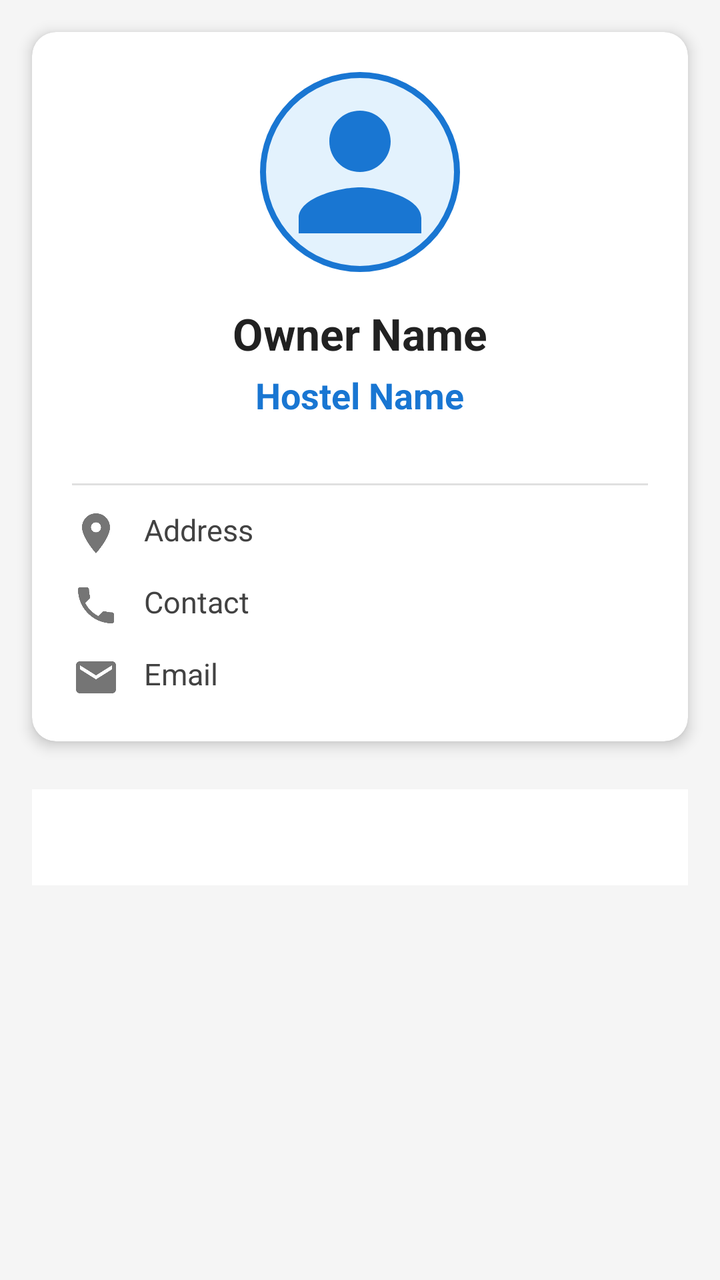
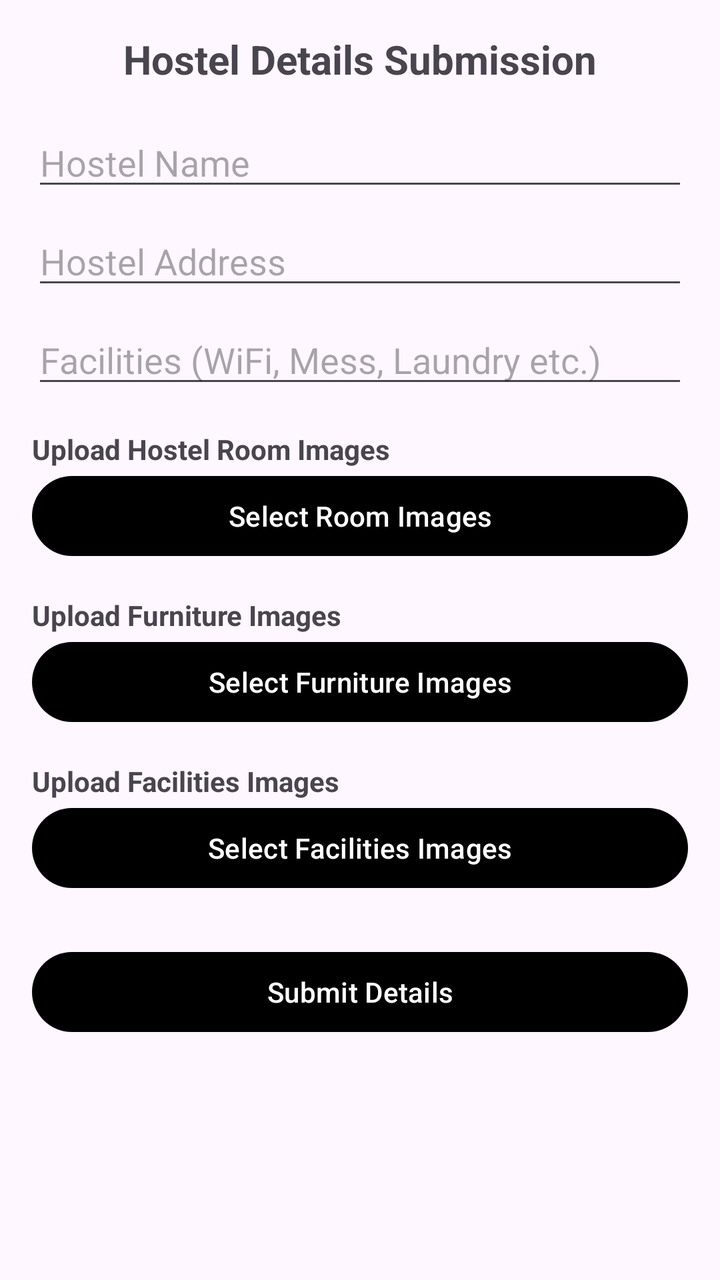

Before-and-after screenshots of an Android layout around one commit, followed by the original layout XML and the change that was made.
<!-- AndroidManifest.xml: application theme Theme.Hostello -->
<!-- res/layout/activity_owner_document_submission.xml -->
<?xml version="1.0" encoding="utf-8"?>
<ScrollView xmlns:android="http://schemas.android.com/apk/res/android"
    xmlns:app="http://schemas.android.com/apk/res-auto"
    android:layout_width="match_parent"
    android:layout_height="match_parent"
    android:background="#F5F5F5">

    <LinearLayout
        android:layout_width="match_parent"
        android:layout_height="wrap_content"
        android:orientation="vertical">

        
        <androidx.cardview.widget.CardView
            android:layout_width="match_parent"
            android:layout_height="wrap_content"
            android:layout_margin="16dp"
            app:cardCornerRadius="12dp"
            app:cardElevation="4dp">

            <LinearLayout
                android:layout_width="match_parent"
                android:layout_height="wrap_content"
                android:orientation="vertical"
                android:padding="20dp">

                
                <ImageView
                    android:id="@+id/ownerProfileImg"
                    android:layout_width="100dp"
                    android:layout_height="100dp"
                    android:layout_gravity="center_horizontal"
                    android:layout_marginBottom="16dp"
                    android:background="@drawable/circle_background"
                    android:contentDescription="Owner Profile"
                    android:padding="4dp"
                    android:scaleType="centerCrop"
                    android:src="@drawable/ic_personal" />

                
                <TextView
                    android:id="@+id/ownerNameTxt"
                    android:layout_width="wrap_content"
                    android:layout_height="wrap_content"
                    android:layout_gravity="center_horizontal"
                    android:layout_marginBottom="4dp"
                    android:text="Owner Name"
                    android:textColor="#212121"
                    android:textSize="22sp"
                    android:textStyle="bold" />

                
                <TextView
                    android:id="@+id/hostelNameTxt"
                    android:layout_width="wrap_content"
                    android:layout_height="wrap_content"
                    android:layout_gravity="center_horizontal"
                    android:layout_marginBottom="20dp"
                    android:text="Hostel Name"
                    android:textColor="#1976D2"
                    android:textSize="18sp"
                    android:textStyle="bold" />

                
                <View
                    android:layout_width="match_parent"
                    android:layout_height="1dp"
                    android:layout_marginVertical="12dp"
                    android:background="#E0E0E0" />

                
                <LinearLayout
                    android:layout_width="match_parent"
                    android:layout_height="wrap_content"
                    android:layout_marginBottom="12dp"
                    android:orientation="horizontal">

                    <ImageView
                        android:layout_width="24dp"
                        android:layout_height="24dp"
                        android:layout_marginEnd="12dp"
                        android:contentDescription="Address Icon"
                        android:src="@drawable/ic_location"
                        app:tint="#757575" />

                    <TextView
                        android:id="@+id/hostelAddressTxt"
                        android:layout_width="0dp"
                        android:layout_height="wrap_content"
                        android:layout_weight="1"
                        android:text="Address"
                        android:textColor="#424242"
                        android:textSize="15sp" />
                </LinearLayout>

                
                <LinearLayout
                    android:layout_width="match_parent"
                    android:layout_height="wrap_content"
                    android:layout_marginBottom="12dp"
                    android:orientation="horizontal">

                    <ImageView
                        android:layout_width="24dp"
                        android:layout_height="24dp"
                        android:layout_marginEnd="12dp"
                        android:contentDescription="Phone Icon"
                        android:src="@drawable/ic_phone"
                        app:tint="#757575" />

                    <TextView
                        android:id="@+id/contactTxt"
                        android:layout_width="0dp"
                        android:layout_height="wrap_content"
                        android:layout_weight="1"
                        android:text="Contact"
                        android:textColor="#424242"
                        android:textSize="15sp" />
                </LinearLayout>

                
                <LinearLayout
                    android:layout_width="match_parent"
                    android:layout_height="wrap_content"
                    android:orientation="horizontal">

                    <ImageView
                        android:layout_width="24dp"
                        android:layout_height="24dp"
                        android:layout_marginEnd="12dp"
                        android:contentDescription="Email Icon"
                        android:src="@drawable/ic_email"
                        app:tint="#757575" />

                    <TextView
                        android:id="@+id/emailTxt"
                        android:layout_width="0dp"
                        android:layout_height="wrap_content"
                        android:layout_weight="1"
                        android:text="Email"
                        android:textColor="#424242"
                        android:textSize="15sp" />
                </LinearLayout>

            </LinearLayout>
        </androidx.cardview.widget.CardView>

        
        <com.google.android.material.tabs.TabLayout
            android:id="@+id/tabLayout"
            android:layout_width="match_parent"
            android:layout_height="wrap_content"
            android:layout_marginHorizontal="16dp"
            android:layout_marginTop="8dp"
            android:background="@android:color/white"
            app:tabIndicatorColor="#1976D2"
            app:tabSelectedTextColor="#1976D2"
            app:tabTextColor="#757575"
            app:tabMode="fixed"
            app:tabGravity="fill" />

        
        <androidx.recyclerview.widget.RecyclerView
            android:id="@+id/imagesRecyclerView"
            android:layout_width="match_parent"
            android:layout_height="wrap_content"
            android:layout_margin="16dp"
            android:clipToPadding="false"
            android:nestedScrollingEnabled="false" />

    </LinearLayout>
</ScrollView>
<!-- resources referenced by this layout -->
<resources>
  <!-- drawable circle_background (drawable) -->
  <?xml version="1.0" encoding="utf-8"?>
  <shape xmlns:android="http://schemas.android.com/apk/res/android"
      android:shape="oval">
      <solid android:color="#E3F2FD" />
      <stroke
          android:width="3dp"
          android:color="#1976D2" />
  </shape>
  <!-- drawable ic_email (drawable) -->
  <vector xmlns:android="http://schemas.android.com/apk/res/android"
      android:width="24dp"
      android:height="24dp"
      android:viewportWidth="24"
      android:viewportHeight="24">
      <path
          android:fillColor="#757575"
          android:pathData="M20,4L4,4c-1.1,0 -1.99,0.9 -1.99,2L2,18c0,1.1 0.9,2 2,2h16c1.1,0 2,-0.9 2,-2L22,6c0,-1.1 -0.9,-2 -2,-2zM20,8l-8,5 -8,-5L4,6l8,5 8,-5v2z"/>
  </vector>
  <!-- drawable ic_location (drawable) -->
  <vector xmlns:android="http://schemas.android.com/apk/res/android"
      android:width="24dp"
      android:height="24dp"
      android:viewportWidth="24"
      android:viewportHeight="24">
      <path
          android:fillColor="#757575"
          android:pathData="M12,2C8.13,2 5,5.13 5,9c0,5.25 7,13 7,13s7,-7.75 7,-13c0,-3.87 -3.13,-7 -7,-7zM12,11.5c-1.38,0 -2.5,-1.12 -2.5,-2.5s1.12,-2.5 2.5,-2.5 2.5,1.12 2.5,2.5 -1.12,2.5 -2.5,2.5z"/>
  </vector>
  <!-- drawable ic_personal (drawable) -->
  <vector xmlns:android="http://schemas.android.com/apk/res/android"
      android:width="24dp"
      android:height="24dp"
      android:viewportWidth="24"
      android:viewportHeight="24">
      <path
          android:fillColor="#1976D2"
          android:pathData="M12,12c2.21,0 4,-1.79 4,-4s-1.79,-4 -4,-4 -4,1.79 -4,4 1.79,4 4,4zM12,14c-2.67,0 -8,1.34 -8,4v2h16v-2c0,-2.66 -5.33,-4 -8,-4z"/>
  </vector>
  <!-- drawable ic_phone (drawable) -->
  <vector xmlns:android="http://schemas.android.com/apk/res/android"
      android:width="24dp"
      android:height="24dp"
      android:viewportWidth="24"
      android:viewportHeight="24">
      <path
          android:fillColor="#757575"
          android:pathData="M6.62,10.79c1.44,2.83 3.76,5.14 6.59,6.59l2.2,-2.2c0.27,-0.27 0.67,-0.36 1.02,-0.24 1.12,0.37 2.33,0.57 3.57,0.57 0.55,0 1,0.45 1,1V20c0,0.55 -0.45,1 -1,1 -9.39,0 -17,-7.61 -17,-17 0,-0.55 0.45,-1 1,-1h3.5c0.55,0 1,0.45 1,1 0,1.25 0.2,2.45 0.57,3.57 0.11,0.35 0.03,0.74 -0.25,1.02l-2.2,2.2z"/>
  </vector>
  <style name="Theme.Hostello" parent="Base.Theme.Hostello" />
  <style name="Base.Theme.Hostello" parent="Theme.Material3.DayNight.NoActionBar">
          <item name="colorPrimary">@color/black</item>
      </style>
  <color name="black">#FF000000</color>
</resources>

<!-- the commit's change to res/layout/activity_owner_document_submission.xml (unified diff, before → after) -->
@@ -1,172 +1,96 @@
 <?xml version="1.0" encoding="utf-8"?>
 <ScrollView xmlns:android="http://schemas.android.com/apk/res/android"
-    xmlns:app="http://schemas.android.com/apk/res-auto"
     android:layout_width="match_parent"
     android:layout_height="match_parent"
-    android:background="#F5F5F5">
+    android:fillViewport="true">
 
     <LinearLayout
         android:layout_width="match_parent"
         android:layout_height="wrap_content"
-        android:orientation="vertical">
+        android:orientation="vertical"
+        android:padding="16dp">
+
+        <TextView
+            android:text="Hostel Details Submission"
+            android:textSize="20sp"
+            android:textStyle="bold"
+            android:gravity="center"
+            android:layout_width="match_parent"
+            android:layout_height="wrap_content"
+            android:paddingBottom="16dp"/>
 
         
-        <androidx.cardview.widget.CardView
+        <EditText
+            android:id="@+id/etHostelName"
+            android:hint="Hostel Name"
+            android:layout_width="match_parent"
+            android:layout_height="wrap_content"/>
+
+        
+        <EditText
+            android:id="@+id/etHostelAddress"
+            android:hint="Hostel Address"
             android:layout_width="match_parent"
             android:layout_height="wrap_content"
-            android:layout_margin="16dp"
-            app:cardCornerRadius="12dp"
-            app:cardElevation="4dp">
-
-            <LinearLayout
-                android:layout_width="match_parent"
-                android:layout_height="wrap_content"
-                android:orientation="vertical"
-                android:padding="20dp">
-
-                
-                <ImageView
-                    android:id="@+id/ownerProfileImg"
-                    android:layout_width="100dp"
-                    android:layout_height="100dp"
-                    android:layout_gravity="center_horizontal"
-                    android:layout_marginBottom="16dp"
-                    android:background="@drawable/circle_background"
-                    android:contentDescription="Owner Profile"
-                    android:padding="4dp"
-                    android:scaleType="centerCrop"
-                    android:src="@drawable/ic_personal" />
-
-                
-                <TextView
-                    android:id="@+id/ownerNameTxt"
-                    android:layout_width="wrap_content"
-                    android:layout_height="wrap_content"
-                    android:layout_gravity="center_horizontal"
-                    android:layout_marginBottom="4dp"
-                    android:text="Owner Name"
-                    android:textColor="#212121"
-                    android:textSize="22sp"
-                    android:textStyle="bold" />
-
-                
-                <TextView
-                    android:id="@+id/hostelNameTxt"
-                    android:layout_width="wrap_content"
-                    android:layout_height="wrap_content"
-                    android:layout_gravity="center_horizontal"
-                    android:layout_marginBottom="20dp"
-                    android:text="Hostel Name"
-                    android:textColor="#1976D2"
-                    android:textSize="18sp"
-                    android:textStyle="bold" />
-
-                
-                <View
-                    android:layout_width="match_parent"
-                    android:layout_height="1dp"
-                    android:layout_marginVertical="12dp"
-                    android:background="#E0E0E0" />
-
-                
-                <LinearLayout
-                    android:layout_width="match_parent"
-                    android:layout_height="wrap_content"
-                    android:layout_marginBottom="12dp"
-                    android:orientation="horizontal">
-
-                    <ImageView
-                        android:layout_width="24dp"
-                        android:layout_height="24dp"
-                        android:layout_marginEnd="12dp"
-                        android:contentDescription="Address Icon"
-                        android:src="@drawable/ic_location"
-                        app:tint="#757575" />
-
-                    <TextView
-                        android:id="@+id/hostelAddressTxt"
-                        android:layout_width="0dp"
-                        android:layout_height="wrap_content"
-                        android:layout_weight="1"
-                        android:text="Address"
-                        android:textColor="#424242"
-                        android:textSize="15sp" />
-                </LinearLayout>
-
-                
-                <LinearLayout
-                    android:layout_width="match_parent"
-                    android:layout_height="wrap_content"
-                    android:layout_marginBottom="12dp"
-                    android:orientation="horizontal">
-
-                    <ImageView
-                        android:layout_width="24dp"
-                        android:layout_height="24dp"
-                        android:layout_marginEnd="12dp"
-                        android:contentDescription="Phone Icon"
-                        android:src="@drawable/ic_phone"
-                        app:tint="#757575" />
-
-                    <TextView
-                        android:id="@+id/contactTxt"
-                        android:layout_width="0dp"
-                        android:layout_height="wrap_content"
-                        android:layout_weight="1"
-                        android:text="Contact"
-                        android:textColor="#424242"
-                        android:textSize="15sp" />
-                </LinearLayout>
-
-                
-                <LinearLayout
-                    android:layout_width="match_parent"
-                    android:layout_height="wrap_content"
-                    android:orientation="horizontal">
-
-                    <ImageView
-                        android:layout_width="24dp"
-                        android:layout_height="24dp"
-                        android:layout_marginEnd="12dp"
-                        android:contentDescription="Email Icon"
-                        android:src="@drawable/ic_email"
-                        app:tint="#757575" />
-
-                    <TextView
-                        android:id="@+id/emailTxt"
-                        android:layout_width="0dp"
-                        android:layout_height="wrap_content"
-                        android:layout_weight="1"
-                        android:text="Email"
-                        android:textColor="#424242"
-                        android:textSize="15sp" />
-                </LinearLayout>
-
-            </LinearLayout>
-        </androidx.cardview.widget.CardView>
+            android:layout_marginTop="8dp"/>
 
         
-        <com.google.android.material.tabs.TabLayout
-            android:id="@+id/tabLayout"
+        <EditText
+            android:id="@+id/etFacilities"
+            android:hint="Facilities (WiFi, Mess, Laundry etc.)"
             android:layout_width="match_parent"
             android:layout_height="wrap_content"
-            android:layout_marginHorizontal="16dp"
-            android:layout_marginTop="8dp"
-            android:background="@android:color/white"
-            app:tabIndicatorColor="#1976D2"
-            app:tabSelectedTextColor="#1976D2"
-            app:tabTextColor="#757575"
-            app:tabMode="fixed"
-            app:tabGravity="fill" />
+            android:layout_marginTop="8dp"/>
 
         
-        <androidx.recyclerview.widget.RecyclerView
-            android:id="@+id/imagesRecyclerView"
+        <TextView
+            android:text="Upload Hostel Room Images"
+            android:textStyle="bold"
+            android:layout_marginTop="16dp"
+            android:layout_width="wrap_content"
+            android:layout_height="wrap_content"/>
+
+        <Button
+            android:id="@+id/btnRoomImages"
+            android:text="Select Room Images"
             android:layout_width="match_parent"
-            android:layout_height="wrap_content"
-            android:layout_margin="16dp"
-            android:clipToPadding="false"
-            android:nestedScrollingEnabled="false" />
+            android:layout_height="wrap_content"/>
+
+        
+        <TextView
+            android:text="Upload Furniture Images"
+            android:textStyle="bold"
+            android:layout_marginTop="16dp"
+            android:layout_width="wrap_content"
+            android:layout_height="wrap_content"/>
+
+        <Button
+            android:id="@+id/btnFurnitureImages"
+            android:text="Select Furniture Images"
+            android:layout_width="match_parent"
+            android:layout_height="wrap_content"/>
+
+        
+        <TextView
+            android:text="Upload Facilities Images"
+            android:textStyle="bold"
+            android:layout_marginTop="16dp"
+            android:layout_width="wrap_content"
+            android:layout_height="wrap_content"/>
+
+        <Button
+            android:id="@+id/btnFacilityImages"
+            android:text="Select Facilities Images"
+            android:layout_width="match_parent"
+            android:layout_height="wrap_content"/>
+
+        
+        <Button
+            android:id="@+id/btnSubmit"
+            android:text="Submit Details"
+            android:layout_marginTop="24dp"
+            android:layout_width="match_parent"
+            android:layout_height="wrap_content"/>
 
     </LinearLayout>
 </ScrollView>
<!-- resource entries referenced after the edit -->
@@ -1,54 +1,5 @@
 <!-- resources referenced by this layout -->
 <resources>
-  <!-- drawable circle_background (drawable) -->
-  <?xml version="1.0" encoding="utf-8"?>
-  <shape xmlns:android="http://schemas.android.com/apk/res/android"
-      android:shape="oval">
-      <solid android:color="#E3F2FD" />
-      <stroke
-          android:width="3dp"
-          android:color="#1976D2" />
-  </shape>
-  <!-- drawable ic_email (drawable) -->
-  <vector xmlns:android="http://schemas.android.com/apk/res/android"
-      android:width="24dp"
-      android:height="24dp"
-      android:viewportWidth="24"
-      android:viewportHeight="24">
-      <path
-          android:fillColor="#757575"
-          android:pathData="M20,4L4,4c-1.1,0 -1.99,0.9 -1.99,2L2,18c0,1.1 0.9,2 2,2h16c1.1,0 2,-0.9 2,-2L22,6c0,-1.1 -0.9,-2 -2,-2zM20,8l-8,5 -8,-5L4,6l8,5 8,-5v2z"/>
-  </vector>
-  <!-- drawable ic_location (drawable) -->
-  <vector xmlns:android="http://schemas.android.com/apk/res/android"
-      android:width="24dp"
-      android:height="24dp"
-      android:viewportWidth="24"
-      android:viewportHeight="24">
-      <path
-          android:fillColor="#757575"
-          android:pathData="M12,2C8.13,2 5,5.13 5,9c0,5.25 7,13 7,13s7,-7.75 7,-13c0,-3.87 -3.13,-7 -7,-7zM12,11.5c-1.38,0 -2.5,-1.12 -2.5,-2.5s1.12,-2.5 2.5,-2.5 2.5,1.12 2.5,2.5 -1.12,2.5 -2.5,2.5z"/>
-  </vector>
-  <!-- drawable ic_personal (drawable) -->
-  <vector xmlns:android="http://schemas.android.com/apk/res/android"
-      android:width="24dp"
-      android:height="24dp"
-      android:viewportWidth="24"
-      android:viewportHeight="24">
-      <path
-          android:fillColor="#1976D2"
-          android:pathData="M12,12c2.21,0 4,-1.79 4,-4s-1.79,-4 -4,-4 -4,1.79 -4,4 1.79,4 4,4zM12,14c-2.67,0 -8,1.34 -8,4v2h16v-2c0,-2.66 -5.33,-4 -8,-4z"/>
-  </vector>
-  <!-- drawable ic_phone (drawable) -->
-  <vector xmlns:android="http://schemas.android.com/apk/res/android"
-      android:width="24dp"
-      android:height="24dp"
-      android:viewportWidth="24"
-      android:viewportHeight="24">
-      <path
-          android:fillColor="#757575"
-          android:pathData="M6.62,10.79c1.44,2.83 3.76,5.14 6.59,6.59l2.2,-2.2c0.27,-0.27 0.67,-0.36 1.02,-0.24 1.12,0.37 2.33,0.57 3.57,0.57 0.55,0 1,0.45 1,1V20c0,0.55 -0.45,1 -1,1 -9.39,0 -17,-7.61 -17,-17 0,-0.55 0.45,-1 1,-1h3.5c0.55,0 1,0.45 1,1 0,1.25 0.2,2.45 0.57,3.57 0.11,0.35 0.03,0.74 -0.25,1.02l-2.2,2.2z"/>
-  </vector>
   <style name="Theme.Hostello" parent="Base.Theme.Hostello" />
   <style name="Base.Theme.Hostello" parent="Theme.Material3.DayNight.NoActionBar">
           <item name="colorPrimary">@color/black</item>
